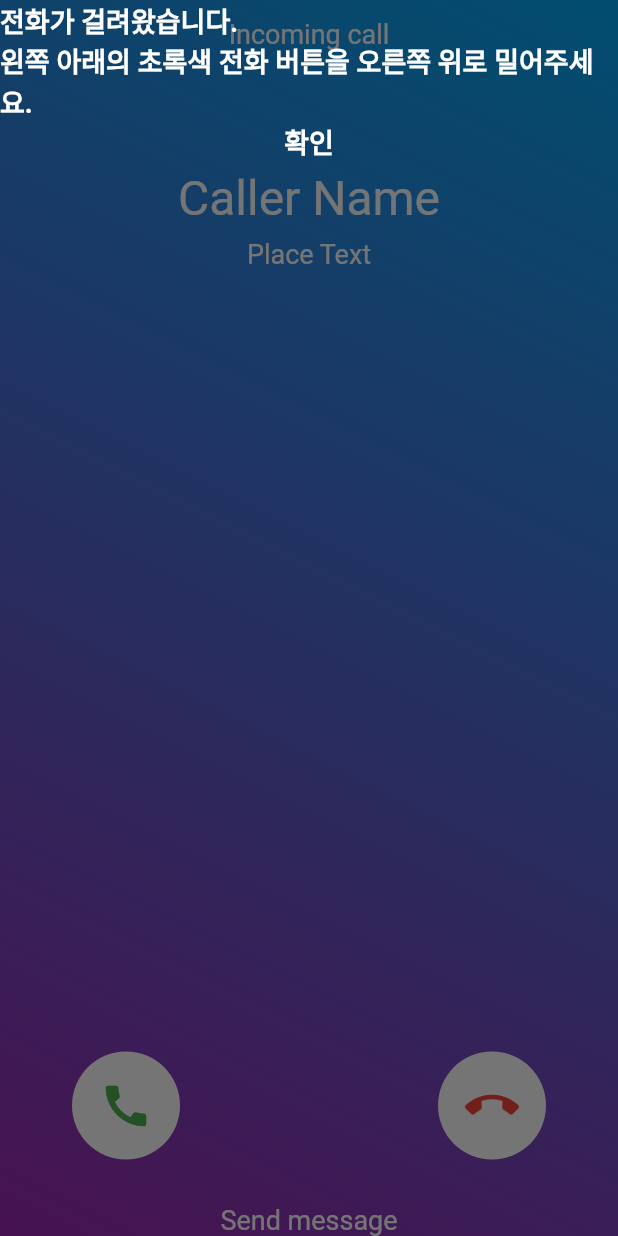
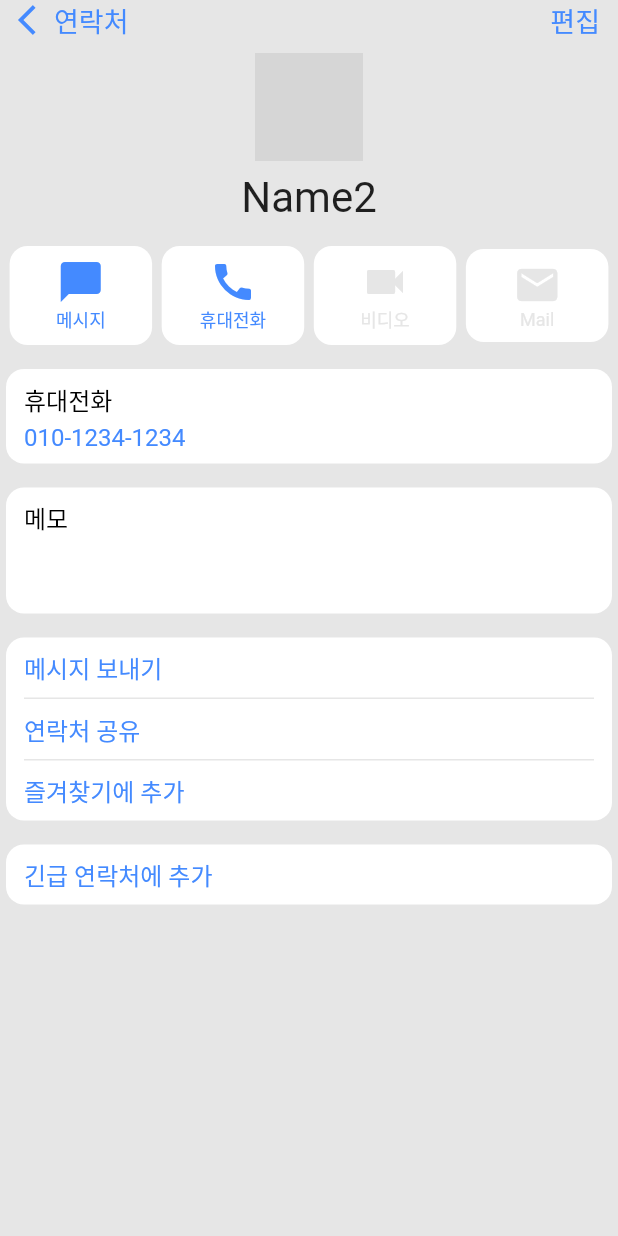
Before and after one commit to JIEEEN/SMART-ME, a Flutter app: the screen it shows after launch, after a tap on "확인", on a phone screen of 412 x 824 dp. Run offline on Flutter 3.47's test engine with Material 2 defaults, Android fonts, the light colour scheme and no system bars; missing offline and left inert: slide_action; network calls fail; grey boxes are pictures that could not be loaded.

Commit message:
[ADD] iOS contact detail screen layout

```diff
--- /dev/null
+++ b/lib/call/ios_call_contact_detail_screen.dart
@@ -0,0 +1,312 @@
+import 'package:flutter/material.dart';
+import 'package:smart_me/colors.dart';
+import 'package:smart_me/data/contact_data.dart';
+import 'package:smart_me/strings.dart';
+import 'package:smart_me/tutorial_dialog.dart';
+
+class IOSContactDetailScreen extends StatefulWidget {
+  final ContactData contactData;
+  final from;
+
+  const IOSContactDetailScreen(
+      {super.key, required this.contactData, required this.from});
+
+  @override
+  State<IOSContactDetailScreen> createState() => _IOSContactDetailScreenState();
+}
+
+class _IOSContactDetailScreenState extends State<IOSContactDetailScreen> {
+  void show() {
+    String tutorialMessage = "";
+
+    Future.microtask(() => showDialog(
+        context: context,
+        barrierDismissible: false,
+        builder: (context) =>
+            TutorialDialog(tutorialMessage: tutorialMessage)));
+  }
+
+  @override
+  void initState() {
+    super.initState();
+
+    show();
+  }
+
+  @override
+  Widget build(BuildContext context) {
+    final double statusBarHeight = MediaQuery.of(context).padding.top;
+    final double deviceWidth = MediaQuery.of(context).size.width;
+
+    return Scaffold(
+      body: Container(
+        color: lightGrey,
+        child: Column(
+          children: [
+            SizedBox(
+              height: statusBarHeight,
+            ),
+            Row(
+              mainAxisAlignment: MainAxisAlignment.spaceBetween,
+              crossAxisAlignment: CrossAxisAlignment.center,
+              children: [
+                Row(
+                  crossAxisAlignment: CrossAxisAlignment.center,
+                  children: const [
+                    Padding(
+                      padding: EdgeInsets.only(left: 12.0),
+                      child: Icon(
+                        Icons.arrow_back_ios,
+                        color: Colors.blueAccent,
+                        size: 24.0,
+                      ),
+                    ),
+                    Text(
+                      contacts,
+                      style:
+                          TextStyle(fontSize: 18.0, color: Colors.blueAccent),
+                    ),
+                  ],
+                ),
+                const Padding(
+                  padding: EdgeInsets.symmetric(horizontal: 12.0),
+                  child: Text(
+                    edit,
+                    style: TextStyle(fontSize: 18.0, color: Colors.blueAccent),
+                  ),
+                )
+              ],
+            ),
+            Padding(
+              padding: const EdgeInsets.symmetric(vertical: 8.0),
+              child: ClipRRect(
+                borderRadius: BorderRadius.circular(60.0),
+                child: Image.network(
+                  widget.contactData.image,
+                  height: 72,
+                  width: 72,
+                ),
+              ),
+            ),
+            Text(
+              widget.contactData.name,
+              style: const TextStyle(fontSize: 28.0),
+            ),
+            const SizedBox(
+              height: 16.0,
+            ),
+            Row(
+              mainAxisAlignment: MainAxisAlignment.spaceEvenly,
+              children: [
+                Container(
+                  width: deviceWidth / 4 - 8.0,
+                  decoration: BoxDecoration(
+                      color: Colors.white,
+                      borderRadius: BorderRadius.circular(12)),
+                  child: Padding(
+                    padding: const EdgeInsets.symmetric(
+                        vertical: 8.0, horizontal: 12.0),
+                    child: Column(
+                      children: const [
+                        Icon(
+                          Icons.chat_bubble,
+                          size: 32.0,
+                          color: Colors.blueAccent,
+                        ),
+                        Text(
+                          message,
+                          style: TextStyle(
+                              fontSize: 12.0, color: Colors.blueAccent),
+                        )
+                      ],
+                    ),
+                  ),
+                ),
+                Container(
+                  width: deviceWidth / 4 - 8.0,
+                  decoration: BoxDecoration(
+                      color: Colors.white,
+                      borderRadius: BorderRadius.circular(12)),
+                  child: Padding(
+                    padding: const EdgeInsets.symmetric(
+                        vertical: 8.0, horizontal: 12.0),
+                    child: Column(
+                      children: const [
+                        Icon(
+                          Icons.call,
+                          size: 32.0,
+                          color: Colors.blueAccent,
+                        ),
+                        Text(
+                          "휴대전화",
+                          style: TextStyle(
+                              fontSize: 12.0, color: Colors.blueAccent),
+                        )
+                      ],
+                    ),
+                  ),
+                ),
+                Container(
+                  width: deviceWidth / 4 - 8.0,
+                  decoration: BoxDecoration(
+                      color: Colors.white,
+                      borderRadius: BorderRadius.circular(12)),
+                  child: Padding(
+                    padding: const EdgeInsets.symmetric(
+                        vertical: 8.0, horizontal: 12.0),
+                    child: Column(
+                      children: const [
+                        Icon(
+                          Icons.videocam,
+                          size: 32.0,
+                          color: lightGrey,
+                        ),
+                        Text(
+                          "비디오",
+                          style: TextStyle(fontSize: 12.0, color: lightGrey),
+                        )
+                      ],
+                    ),
+                  ),
+                ),
+                Container(
+                  width: deviceWidth / 4 - 8.0,
+                  decoration: BoxDecoration(
+                      color: Colors.white,
+                      borderRadius: BorderRadius.circular(12)),
+                  child: Padding(
+                    padding: const EdgeInsets.symmetric(
+                        vertical: 8.0, horizontal: 12.0),
+                    child: Column(
+                      children: const [
+                        Icon(
+                          Icons.mail,
+                          size: 32.0,
+                          color: lightGrey,
+                        ),
+                        Text(
+                          "Mail",
+                          style: TextStyle(fontSize: 12.0, color: lightGrey),
+                        )
+                      ],
+                    ),
+                  ),
+                )
+              ],
+            ),
+            const SizedBox(
+              height: 16.0,
+            ),
+            Container(
+              width: deviceWidth - 8.0,
+              decoration: BoxDecoration(
+                  color: Colors.white, borderRadius: BorderRadius.circular(12)),
+              child: Padding(
+                padding:
+                    const EdgeInsets.symmetric(vertical: 8.0, horizontal: 12.0),
+                child: Column(
+                  crossAxisAlignment: CrossAxisAlignment.start,
+                  children: [
+                    const Text(
+                      "휴대전화",
+                      style: TextStyle(fontSize: 16.0, color: Colors.black),
+                    ),
+                    const SizedBox(
+                      height: 4.0,
+                    ),
+                    Text(
+                      widget.contactData.phoneNum,
+                      style: const TextStyle(
+                          fontSize: 16.0, color: Colors.blueAccent),
+                    )
+                  ],
+                ),
+              ),
+            ),
+            const SizedBox(
+              height: 16.0,
+            ),
+            Container(
+              height: 84.0,
+              width: deviceWidth - 8.0,
+              decoration: BoxDecoration(
+                  color: Colors.white, borderRadius: BorderRadius.circular(12)),
+              child: const Padding(
+                padding: EdgeInsets.symmetric(vertical: 8.0, horizontal: 12.0),
+                child: Text(
+                  "메모",
+                  style: TextStyle(fontSize: 16.0, color: Colors.black),
+                ),
+              ),
+            ),
+            const SizedBox(
+              height: 16.0,
+            ),
+            Container(
+              width: deviceWidth - 8.0,
+              decoration: BoxDecoration(
+                  color: Colors.white, borderRadius: BorderRadius.circular(12)),
+              child: Padding(
+                padding: const EdgeInsets.symmetric(horizontal: 12.0),
+                child: Column(
+                  crossAxisAlignment: CrossAxisAlignment.start,
+                  children: const [
+                    Padding(
+                      padding: EdgeInsets.symmetric(vertical: 8.0),
+                      child: Text(
+                        "메시지 보내기",
+                        style:
+                            TextStyle(color: Colors.blueAccent, fontSize: 16.0),
+                      ),
+                    ),
+                    Divider(
+                      height: 1,
+                      thickness: 1,
+                      color: lightGrey,
+                    ),
+                    Padding(
+                      padding: EdgeInsets.symmetric(vertical: 8.0),
+                      child: Text(
+                        "연락처 공유",
+                        style:
+                            TextStyle(color: Colors.blueAccent, fontSize: 16.0),
+                      ),
+                    ),
+                    Divider(
+                      height: 1,
+                      thickness: 1,
+                      color: lightGrey,
+                    ),
+                    Padding(
+                      padding: EdgeInsets.symmetric(vertical: 8.0),
+                      child: Text(
+                        "즐겨찾기에 추가",
+                        style:
+                            TextStyle(color: Colors.blueAccent, fontSize: 16.0),
+                      ),
+                    ),
+                  ],
+                ),
+              ),
+            ),
+            const SizedBox(
+              height: 16.0,
+            ),
+            Container(
+              width: deviceWidth - 8.0,
+              decoration: BoxDecoration(
+                  color: Colors.white, borderRadius: BorderRadius.circular(12)),
+              child: const Padding(
+                padding: EdgeInsets.symmetric(vertical: 8.0, horizontal: 12.0),
+                child: Text(
+                  "긴급 연락처에 추가",
+                  style: TextStyle(fontSize: 16.0, color: Colors.blueAccent),
+                ),
+              ),
+            )
+          ],
+        ),
+      ),
+    );
+  }
+}
--- a/lib/main.dart
+++ b/lib/main.dart
@@ -1,5 +1,6 @@
 import 'package:flutter/material.dart';
-import 'package:smart_me/tutorial_start_screen.dart';
+import 'package:smart_me/call/ios_call_contact_detail_screen.dart';
+import 'package:smart_me/data/contact_data.dart';
 
 void main() {
   runApp(const MyApp());
@@ -57,12 +58,16 @@ class _MyHomePageState extends State<MyHomePage> {
     // The Flutter framework has been optimized to make rerunning build methods
     // fast, so that you can just rebuild anything that needs updating rather
     // than having to individually change instances of widgets.
-    return const Scaffold(
+    return Scaffold(
         body: Center(
-      // Center is a layout widget. It takes a single child and positions it
-      // in the middle of the parent.
-      child:
-          StartTutorial(), // This trailing comma makes auto-formatting nicer for build methods.
-    ));
+            // Center is a layout widget. It takes a single child and positions it
+            // in the middle of the parent.
+            child:
+                // StartTutorial(),
+                IOSContactDetailScreen(
+                    contactData: data[1],
+                    from:
+                        "start") // This trailing comma makes auto-formatting nicer for build methods.
+            ));
   }
 }
--- a/lib/strings.dart
+++ b/lib/strings.dart
@@ -20,7 +20,7 @@ const String search = "Search";
 const String record = "Record";
 const String savedPlace = "Saved Place";
 
-const String edit = "Edit";
+const String edit = "편집";
 const String share = "Share";
 const String more = "More";
 
```
